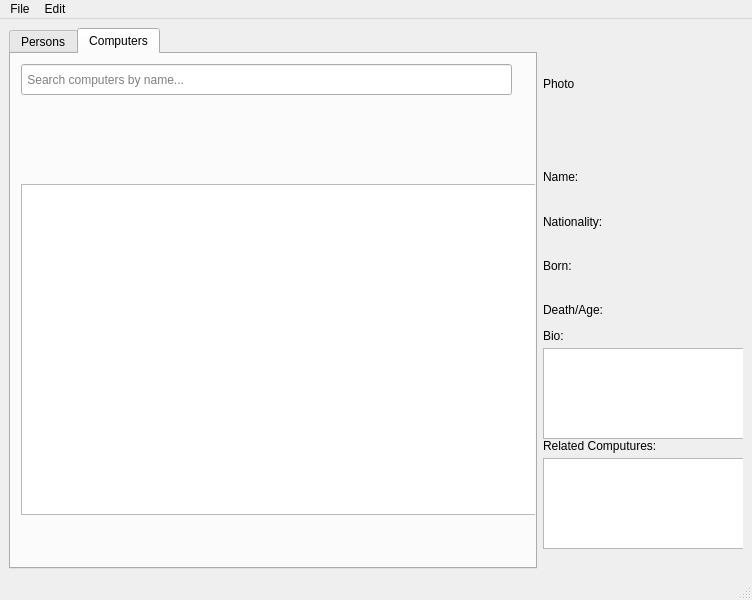
Above: mainwindow.ui from annakrih/T113VLN1-3 before the change. Below: the same form after it.
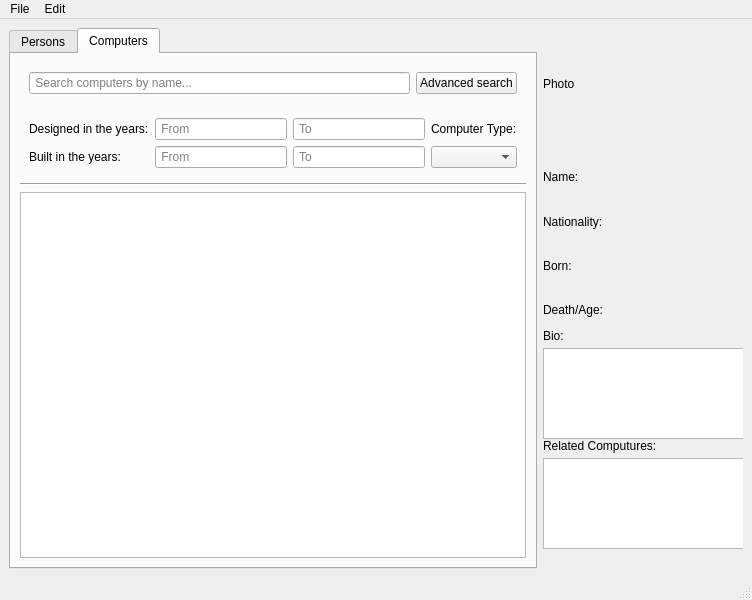
That is the form after the change. The open tabs and pages were chosen to show the change.

Commit message: computer adv search næstum tilbúið

The edit to the form file:
```diff
--- a/mainwindow.ui
+++ b/mainwindow.ui
@@ -237,15 +237,18 @@
          <attribute name="title">
           <string>Computers</string>
          </attribute>
+         <layout class="QVBoxLayout" name="verticalLayout_8">
+          <item>
+           <widget class="QFrame" name="horizontalFrame_searchBar">
+            <property name="maximumSize">
+             <size>
+              <width>16777215</width>
+              <height>40</height>
+             </size>
+            </property>
+            <layout class="QHBoxLayout" name="horizontalLayout_2">
+             <item>
          <widget class="QLineEdit" name="searchInput_Comp">
-          <property name="geometry">
-           <rect>
-            <x>10</x>
-            <y>10</y>
-            <width>491</width>
-            <height>31</height>
-           </rect>
-          </property>
           <property name="styleSheet">
            <string notr="true"/>
           </property>
@@ -253,15 +256,111 @@
            <string> Search computers by name...</string>
           </property>
          </widget>
+             </item>
+             <item>
+              <widget class="QPushButton" name="button_advSearchComp">
+               <property name="text">
+                <string>Advanced search</string>
+               </property>
+              </widget>
+             </item>
+            </layout>
+           </widget>
+          </item>
+          <item>
+           <widget class="QWidget" name="widget_advSearchComp" native="true">
+            <layout class="QHBoxLayout" name="horizontalLayout_3">
+             <item>
+              <layout class="QGridLayout" name="gridLayout_yearsSearchComp">
+               <item row="0" column="0">
+                <widget class="QLabel" name="label_designYears">
+                 <property name="text">
+                  <string>Designed in the years:</string>
+                 </property>
+                </widget>
+               </item>
+               <item row="1" column="0">
+                <widget class="QLabel" name="label_builtYears">
+                 <property name="text">
+                  <string>Built in the years:</string>
+                 </property>
+                </widget>
+               </item>
+               <item row="1" column="1">
+                <widget class="QLineEdit" name="input_searchBuildYearFrom">
+                 <property name="enabled">
+                  <bool>true</bool>
+                 </property>
+                 <property name="placeholderText">
+                  <string> From</string>
+                 </property>
+                </widget>
+               </item>
+               <item row="1" column="2">
+                <widget class="QLineEdit" name="input_searchBuildYearTo">
+                 <property name="enabled">
+                  <bool>true</bool>
+                 </property>
+                 <property name="placeholderText">
+                  <string> To</string>
+                 </property>
+                </widget>
+               </item>
+               <item row="0" column="2">
+                <widget class="QLineEdit" name="input_searchDesignYearTo">
+                 <property name="enabled">
+                  <bool>true</bool>
+                 </property>
+                 <property name="placeholderText">
+                  <string> To</string>
+                 </property>
+                </widget>
+               </item>
+               <item row="0" column="1">
+                <widget class="QLineEdit" name="input_searchDesignYearFrom">
+                 <property name="enabled">
+                  <bool>true</bool>
+                 </property>
+                 <property name="placeholderText">
+                  <string> From</string>
+                 </property>
+                </widget>
+               </item>
+              </layout>
+             </item>
+             <item>
+              <layout class="QVBoxLayout" name="verticalLayout_compType">
+               <item>
+                <widget class="QLabel" name="label_compType">
+                 <property name="text">
+                  <string>Computer Type:</string>
+                 </property>
+                </widget>
+               </item>
+               <item>
+                <widget class="QComboBox" name="input_searchCompType">
+                 <property name="enabled">
+                  <bool>true</bool>
+                 </property>
+                 <property name="styleSheet">
+                  <string notr="true"/>
+                 </property>
+                </widget>
+               </item>
+              </layout>
+             </item>
+            </layout>
+           </widget>
+          </item>
+          <item>
+           <widget class="Line" name="line_deviderComp_2">
+            <property name="orientation">
+             <enum>Qt::Horizontal</enum>
+            </property>
+           </widget>
+          </item>
+          <item>
          <widget class="QTableView" name="table_Comp">
-          <property name="geometry">
-           <rect>
-            <x>10</x>
-            <y>130</y>
-            <width>601</width>
-            <height>331</height>
-           </rect>
-          </property>
           <property name="styleSheet">
            <string notr="true"/>
           </property>
@@ -278,6 +377,8 @@
            <bool>false</bool>
           </attribute>
          </widget>
+          </item>
+         </layout>
         </widget>
        </widget>
       </item>
```
Left out of the diff: 29 changed lines with no effect on the pictures. Lines whose indentation alone changed are shown as unchanged. The commit also changes 4 other files.
